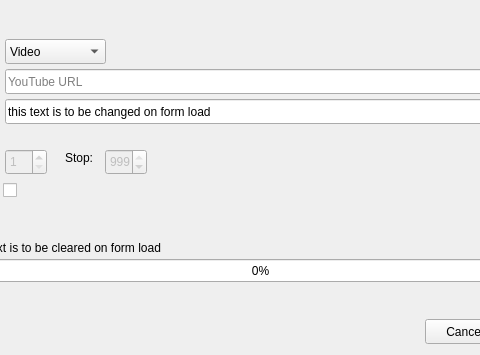
First picture: the form in qt-forms/pytube_form.ui, repository WillChamness/pytube-gui, before the edit; both pictures show x 125 to 605 and y 81 to 436 of the 739 by 436 pixel window.
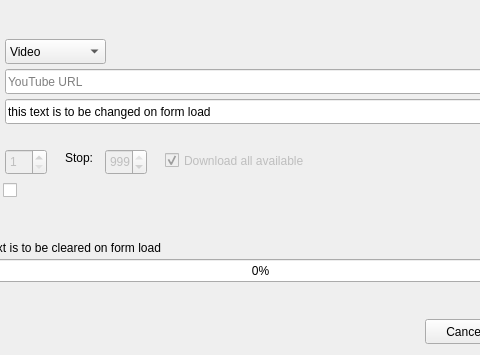
Second picture: the form after the edit.

Commit message: feat: add checkbox for downloading all in a playlist

Patch:
```diff
--- a/qt-forms/pytube_form.ui
+++ b/qt-forms/pytube_form.ui
@@ -321,6 +321,25 @@
     <string>YouTube URL</string>
    </property>
   </widget>
+  <widget class="QCheckBox" name="downloadAllAvailableCheckbox">
+   <property name="enabled">
+    <bool>false</bool>
+   </property>
+   <property name="geometry">
+    <rect>
+     <x>290</x>
+     <y>230</y>
+     <width>151</width>
+     <height>23</height>
+    </rect>
+   </property>
+   <property name="text">
+    <string>Download all available</string>
+   </property>
+   <property name="checked">
+    <bool>true</bool>
+   </property>
+  </widget>
  </widget>
  <tabstops>
   <tabstop>videoPlaylistSelectCombobox</tabstop>
```
The commit also changes 1 other file.
